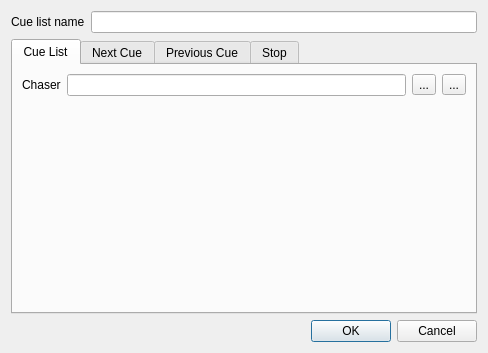
Old version of the form ui/src/vccuelistproperties.ui in the repository mcallegari/qlcplus.
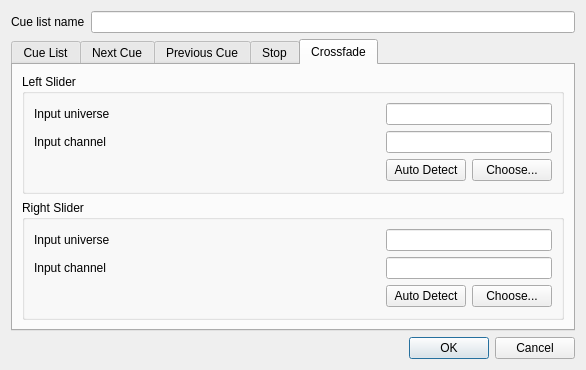
New version of the form. The open tabs and pages were chosen to show the change. Icons and pictures are not drawn.

Commit message:
VC Cue list crossfade can be controller with an external controller
Updated translations

The edit to the form file:
```diff
--- a/ui/src/vccuelistproperties.ui
+++ b/ui/src/vccuelistproperties.ui
@@ -6,7 +6,7 @@
    <rect>
     <x>0</x>
     <y>0</y>
-    <width>488</width>
+    <width>586</width>
     <height>353</height>
    </rect>
   </property>
@@ -21,6 +21,16 @@
      </property>
     </widget>
    </item>
+   <item row="2" column="0" colspan="2">
+    <widget class="QDialogButtonBox" name="m_buttonBox">
+     <property name="orientation">
+      <enum>Qt::Horizontal</enum>
+     </property>
+     <property name="standardButtons">
+      <set>QDialogButtonBox::Cancel|QDialogButtonBox::Ok</set>
+     </property>
+    </widget>
+   </item>
    <item row="0" column="1">
     <widget class="QLineEdit" name="m_nameEdit">
      <property name="toolTip">
@@ -569,16 +579,159 @@
        </item>
       </layout>
      </widget>
-    </widget>
-   </item>
-   <item row="2" column="0" colspan="2">
-    <widget class="QDialogButtonBox" name="m_buttonBox">
-     <property name="orientation">
-      <enum>Qt::Horizontal</enum>
-     </property>
-     <property name="standardButtons">
-      <set>QDialogButtonBox::Cancel|QDialogButtonBox::Ok</set>
-     </property>
+     <widget class="QWidget" name="Crossfade">
+      <attribute name="title">
+       <string>Crossfade</string>
+      </attribute>
+      <layout class="QVBoxLayout" name="verticalLayout_4">
+       <item>
+        <widget class="QGroupBox" name="groupBox_7">
+         <property name="title">
+          <string>Left Slider</string>
+         </property>
+         <layout class="QGridLayout" name="gridLayout_6">
+          <item row="0" column="0">
+           <widget class="QLabel" name="label_7">
+            <property name="text">
+             <string>Input universe</string>
+            </property>
+           </widget>
+          </item>
+          <item row="0" column="1" colspan="2">
+           <widget class="QLineEdit" name="m_cf1InputUniverseEdit">
+            <property name="toolTip">
+             <string>Input universe for stopping the cue list</string>
+            </property>
+           </widget>
+          </item>
+          <item row="1" column="0">
+           <widget class="QLabel" name="label_8">
+            <property name="text">
+             <string>Input channel</string>
+            </property>
+           </widget>
+          </item>
+          <item row="1" column="1" colspan="2">
+           <widget class="QLineEdit" name="m_cf1InputChannelEdit">
+            <property name="toolTip">
+             <string>Input channel for stopping the cue list</string>
+            </property>
+           </widget>
+          </item>
+          <item row="2" column="0">
+           <spacer name="horizontalSpacer_4">
+            <property name="orientation">
+             <enum>Qt::Horizontal</enum>
+            </property>
+            <property name="sizeHint" stdset="0">
+             <size>
+              <width>347</width>
+              <height>16</height>
+             </size>
+            </property>
+           </spacer>
+          </item>
+          <item row="2" column="1">
+           <widget class="QPushButton" name="m_cf1AutoDetectInputButton">
+            <property name="toolTip">
+             <string>When toggled, you can click an external button to assign it as the control that stops the cue list</string>
+            </property>
+            <property name="text">
+             <string>Auto Detect</string>
+            </property>
+            <property name="checkable">
+             <bool>true</bool>
+            </property>
+           </widget>
+          </item>
+          <item row="2" column="2">
+           <widget class="QPushButton" name="m_cf1ChooseInputButton">
+            <property name="toolTip">
+             <string>Choose an input universe/channel for stopping the cue list</string>
+            </property>
+            <property name="text">
+             <string>Choose...</string>
+            </property>
+           </widget>
+          </item>
+         </layout>
+        </widget>
+       </item>
+       <item>
+        <widget class="QGroupBox" name="groupBox_8">
+         <property name="title">
+          <string>Right Slider</string>
+         </property>
+         <layout class="QGridLayout" name="gridLayout_7">
+          <item row="0" column="0">
+           <widget class="QLabel" name="label_9">
+            <property name="text">
+             <string>Input universe</string>
+            </property>
+           </widget>
+          </item>
+          <item row="0" column="1" colspan="2">
+           <widget class="QLineEdit" name="m_cf2InputUniverseEdit">
+            <property name="toolTip">
+             <string>Input universe for stopping the cue list</string>
+            </property>
+           </widget>
+          </item>
+          <item row="1" column="0">
+           <widget class="QLabel" name="label_10">
+            <property name="text">
+             <string>Input channel</string>
+            </property>
+           </widget>
+          </item>
+          <item row="1" column="1" colspan="2">
+           <widget class="QLineEdit" name="m_cf2InputChannelEdit">
+            <property name="toolTip">
+             <string>Input channel for stopping the cue list</string>
+            </property>
+           </widget>
+          </item>
+          <item row="2" column="0">
+           <spacer name="horizontalSpacer_5">
+            <property name="orientation">
+             <enum>Qt::Horizontal</enum>
+            </property>
+            <property name="sizeHint" stdset="0">
+             <size>
+              <width>347</width>
+              <height>16</height>
+             </size>
+            </property>
+           </spacer>
+          </item>
+          <item row="2" column="1">
+           <widget class="QPushButton" name="m_cf2AutoDetectInputButton">
+            <property name="toolTip">
+             <string>When toggled, you can click an external button to assign it as the control that stops the cue list</string>
+            </property>
+            <property name="text">
+             <string>Auto Detect</string>
+            </property>
+            <property name="checkable">
+             <bool>true</bool>
+            </property>
+           </widget>
+          </item>
+          <item row="2" column="2">
+           <widget class="QPushButton" name="m_cf2ChooseInputButton">
+            <property name="toolTip">
+             <string>Choose an input universe/channel for stopping the cue list</string>
+            </property>
+            <property name="text">
+             <string>Choose...</string>
+            </property>
+           </widget>
+          </item>
+         </layout>
+        </widget>
+       </item>
+      </layout>
+     </widget>
     </widget>
    </item>
   </layout>
```
Left out of the diff: 1 changed line with no effect on the pictures. The commit also changes 10 other files.
